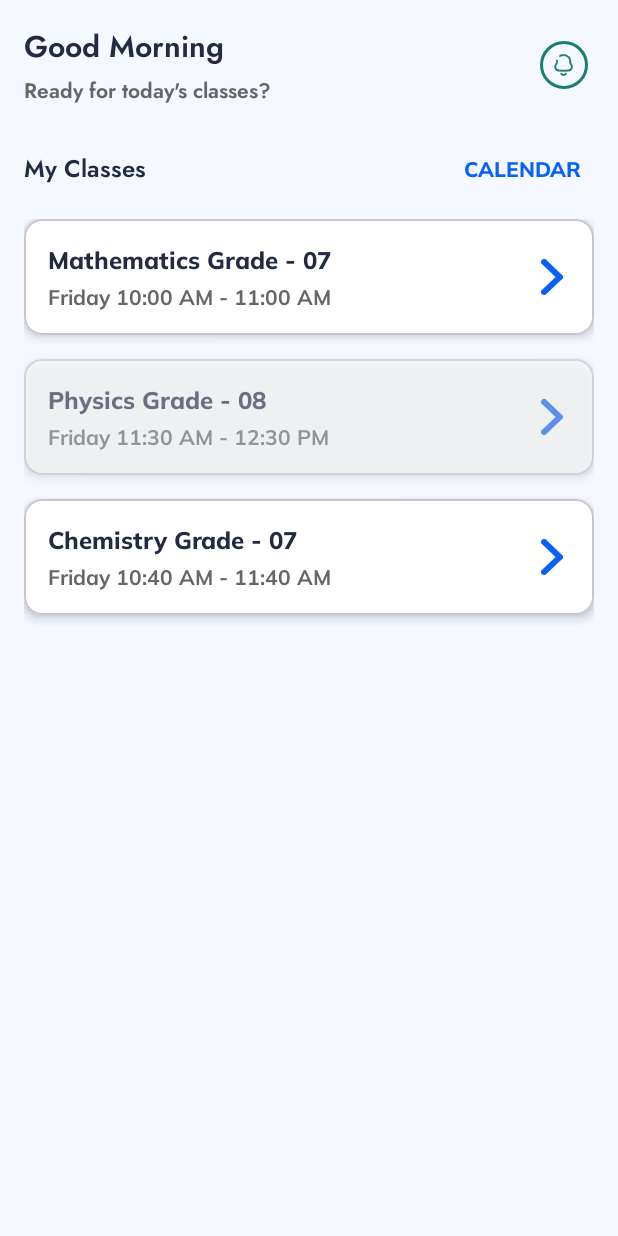
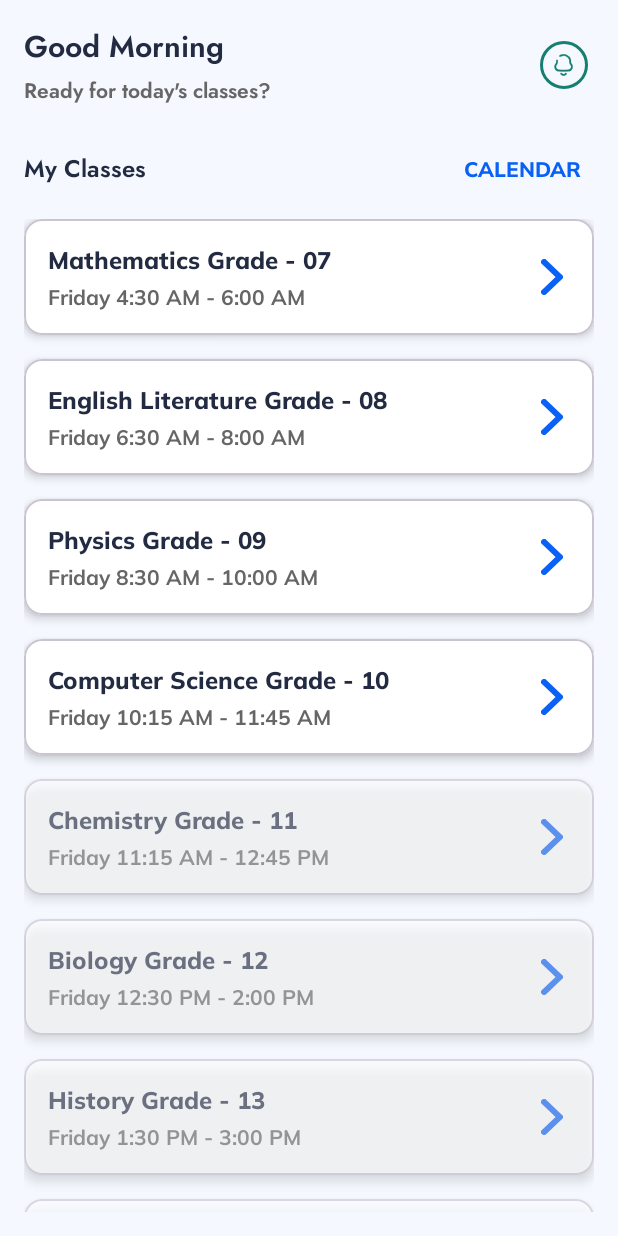
Before and after one commit to SEP490-SU25-G16/zentry-app, an Android app: the fragment StudentScheduleFragment shown on its own in the app's theme, on a phone screen of 412 x 824 dp. Run offline under Robolectric (Android 15) with nearby library versions, the phone set to English and light mode, and no system bars; 1 statement that could not run was skipped.

Commit message:
fix: mock data for schedule and fix ui stduent schedule fragment

```diff
--- a/app/src/main/java/vn/edu/fpt/zentryapp/student/ui/schedule/StudentScheduleFragment.java
+++ b/app/src/main/java/vn/edu/fpt/zentryapp/student/ui/schedule/StudentScheduleFragment.java
@@ -146,7 +146,6 @@ public class StudentScheduleFragment extends Fragment implements ScheduleAdapter
 
     @Override
     public void onScheduleClick(Schedule schedule) {
-        Toast.makeText(requireContext(), "Clicked: " + schedule.getClassNameWithGrade(), Toast.LENGTH_SHORT).show();
         navController.navigate(R.id.action_studentSchedule_to_classDetail);
         viewModel.onScheduleClicked(schedule);
     }
--- a/app/src/main/java/vn/edu/fpt/zentryapp/student/ui/schedule/StudentScheduleViewModel.java
+++ b/app/src/main/java/vn/edu/fpt/zentryapp/student/ui/schedule/StudentScheduleViewModel.java
@@ -139,47 +139,129 @@ public class StudentScheduleViewModel extends ViewModel {
     private List<Schedule> generateMockSchedules() {
         List<Schedule> schedules = new ArrayList<>();
 
-        // Get current time for testing
-        Calendar now = Calendar.getInstance();
         String currentDay = getCurrentDayName();
 
-        // Add a schedule for current time (should be clickable)
+        // ========== SCHEDULES ĐÃ QUA (Past) - Ở TRÊN ==========
+
+        // Schedule đã kết thúc từ sáng sớm
         schedules.add(new Schedule(
                 "SCH001",
                 "Mathematics",
                 "07",
                 currentDay,
-                getCurrentTimeFormatted(-30), // Started 30 minutes ago
-                getCurrentTimeFormatted(30),  // Ends in 30 minutes
+                getCurrentTimeFormatted(-360), // Started 6 hours ago (6:00 AM)
+                getCurrentTimeFormatted(-270), // Ended 4.5 hours ago (7:30 AM)
                 "BE-201",
                 "Nguyễn Văn A",
                 "MATH07"
         ));
 
-        // Add a schedule for later today (should not be clickable yet)
+        // Schedule đã kết thúc từ sáng
         schedules.add(new Schedule(
                 "SCH002",
-                "Physics",
+                "English Literature",
                 "08",
                 currentDay,
-                getCurrentTimeFormatted(60),  // Starts in 1 hour
-                getCurrentTimeFormatted(120), // Ends in 2 hours
+                getCurrentTimeFormatted(-240), // Started 4 hours ago (8:00 AM)
+                getCurrentTimeFormatted(-150), // Ended 2.5 hours ago (9:30 AM)
+                "BE-301",
+                "Phạm Thị D",
+                "ENG08"
+        ));
+
+        // Schedule vừa kết thúc gần đây
+        schedules.add(new Schedule(
+                "SCH003",
+                "Physics",
+                "09",
+                currentDay,
+                getCurrentTimeFormatted(-120), // Started 2 hours ago (10:00 AM)
+                getCurrentTimeFormatted(-30),  // Ended 30 minutes ago (11:30 AM)
                 "BE-203",
                 "Trần Thị B",
-                "PHY08"
+                "PHY09"
         ));
 
-        // Add a schedule that's about to start (should be clickable)
+        // ========== SCHEDULE HIỆN TẠI (Current) ==========
+
+        // Schedule đang diễn ra (clickable)
         schedules.add(new Schedule(
-                "SCH003",
+                "SCH004",
+                "Computer Science",
+                "10",
+                currentDay,
+                getCurrentTimeFormatted(-15), // Started 15 minutes ago
+                getCurrentTimeFormatted(75),  // Ends in 75 minutes
+                "BE-401",
+                "Lê Văn E",
+                "CS10"
+        ));
+
+        // ========== SCHEDULES CHƯA BẮT ĐẦU (Future) - Ở DƯỚI ==========
+
+        // Schedule sắp bắt đầu (gần kề - có thể clickable)
+        schedules.add(new Schedule(
+                "SCH005",
                 "Chemistry",
-                "07",
+                "11",
                 currentDay,
-                getCurrentTimeFormatted(10),  // Starts in 10 minutes
-                getCurrentTimeFormatted(70),  // Ends in 70 minutes
+                getCurrentTimeFormatted(45),  // Starts in 45 minutes
+                getCurrentTimeFormatted(135), // Ends in 2h 15m
                 "BE-105",
-                "Lê Văn C",
-                "CHEM07"
+                "Hoàng Văn F",
+                "CHEM11"
+        ));
+
+        // Schedule chiều
+        schedules.add(new Schedule(
+                "SCH006",
+                "Biology",
+                "12",
+                currentDay,
+                getCurrentTimeFormatted(120), // Starts in 2 hours
+                getCurrentTimeFormatted(210), // Ends in 3.5 hours
+                "BE-102",
+                "Ngô Thị G",
+                "BIO12"
+        ));
+
+        // Schedule muộn hơn
+        schedules.add(new Schedule(
+                "SCH007",
+                "History",
+                "13",
+                currentDay,
+                getCurrentTimeFormatted(180), // Starts in 3 hours
+                getCurrentTimeFormatted(270), // Ends in 4.5 hours
+                "BE-304",
+                "Đỗ Văn H",
+                "HIST13"
+        ));
+
+        // Schedule cuối ngày
+        schedules.add(new Schedule(
+                "SCH008",
+                "Art & Design",
+                "14",
+                currentDay,
+                getCurrentTimeFormatted(300), // Starts in 5 hours
+                getCurrentTimeFormatted(390), // Ends in 6.5 hours
+                "BE-501",
+                "Vũ Thị I",
+                "ART14"
+        ));
+
+        // Schedule tối
+        schedules.add(new Schedule(
+                "SCH009",
+                "Music Theory",
+                "15",
+                currentDay,
+                getCurrentTimeFormatted(420), // Starts in 7 hours
+                getCurrentTimeFormatted(510), // Ends in 8.5 hours
+                "BE-502",
+                "Bùi Văn K",
+                "MUS15"
         ));
 
         return schedules;
--- a/app/src/main/res/layout/fragment_student_schedule.xml
+++ b/app/src/main/res/layout/fragment_student_schedule.xml
@@ -1,63 +1,58 @@
 <?xml version="1.0" encoding="utf-8"?>
-<ScrollView xmlns:android="http://schemas.android.com/apk/res/android"
+<LinearLayout xmlns:android="http://schemas.android.com/apk/res/android"
     xmlns:app="http://schemas.android.com/apk/res-auto"
     android:id="@+id/svStudentScheduleRoot"
     android:layout_width="match_parent"
     android:layout_height="match_parent"
     android:background="#F5F9FF"
+    android:orientation="vertical"
     android:padding="16dp">
 
-    <LinearLayout
-        android:id="@+id/llStudentScheduleContent"
-        android:layout_width="match_parent"
-        android:layout_height="wrap_content"
-        android:orientation="vertical">
 
     <!-- Header -->
     <LinearLayout
         android:id="@+id/llStudentScheduleHeader"
         android:layout_width="match_parent"
         android:layout_height="wrap_content"
-            android:orientation="horizontal"
+        android:layout_marginBottom="24dp"
         android:gravity="center_vertical"
-            android:layout_marginBottom="24dp">
+        android:orientation="horizontal">
 
         <LinearLayout
             android:id="@+id/llStudentScheduleGreetingTexts"
             android:layout_width="0dp"
             android:layout_height="wrap_content"
             android:layout_weight="1"
-                android:orientation="vertical"
->
+            android:orientation="vertical">
 
             <TextView
                 android:id="@+id/tvStudentScheduleGreeting"
-                    android:fontFamily="@font/jostsemibold"
                 android:layout_width="wrap_content"
                 android:layout_height="wrap_content"
+                android:fontFamily="@font/jostsemibold"
                 android:text="Hi, Student"
+                android:textColor="#232B42"
                 android:textSize="20sp"
-                    android:textStyle="bold"
-                    android:textColor="#232B42" />
+                android:textStyle="bold" />
 
             <TextView
                 android:id="@+id/tvStudentScheduleSubGreeting"
-                    android:fontFamily="@font/jostsemibold"
-                    android:textStyle="bold"
                 android:layout_width="wrap_content"
                 android:layout_height="wrap_content"
+                android:layout_marginTop="4dp"
+                android:fontFamily="@font/jostsemibold"
                 android:text="Ready for today's classes?"
+                android:textColor="#666666"
                 android:textSize="14sp"
-                    android:textColor="#666666"
-                    android:layout_marginTop="4dp" />
+                android:textStyle="bold" />
         </LinearLayout>
 
         <ImageButton
             android:id="@+id/btnStudentScheduleNotification"
             android:layout_width="40dp"
             android:layout_height="40dp"
+            android:layout_gravity="center"
             android:background="?attr/selectableItemBackgroundBorderless"
-                android:layout_gravity="center"
             android:src="@drawable/ic_notification" />
     </LinearLayout>
 
@@ -75,34 +70,34 @@
         android:id="@+id/llStudentScheduleSectionTitle"
         android:layout_width="match_parent"
         android:layout_height="wrap_content"
+        android:gravity="center_vertical"
         android:orientation="horizontal"
-            android:gravity="center_vertical"
         android:paddingBottom="16dp">
 
         <TextView
             android:id="@+id/tvStudentScheduleSectionTitle"
-                android:fontFamily="@font/jostsemibold"
             android:layout_width="wrap_content"
             android:layout_height="wrap_content"
+            android:layout_weight="1"
+            android:fontFamily="@font/jostsemibold"
             android:text="My Classes"
+            android:textColor="#232B42"
             android:textSize="16sp"
-                android:textStyle="bold"
-                android:textColor="#232B42"
-                android:layout_weight="1" />
+            android:textStyle="bold" />
 
         <TextView
             android:id="@+id/tvStudentScheduleCalendar"
-                android:fontFamily="@font/mulishextrabold"
             android:layout_width="wrap_content"
             android:layout_height="wrap_content"
-                android:text="CALENDAR"
-                android:textSize="14sp"
-                android:textStyle="bold"
-                android:textColor="#0961F5"
-                android:foreground="?attr/selectableItemBackgroundBorderless"
             android:clickable="true"
             android:focusable="true"
-                android:padding="8dp" />
+            android:fontFamily="@font/mulishextrabold"
+            android:foreground="?attr/selectableItemBackgroundBorderless"
+            android:padding="8dp"
+            android:text="CALENDAR"
+            android:textColor="#0961F5"
+            android:textSize="14sp"
+            android:textStyle="bold" />
     </LinearLayout>
 
     <!-- Schedules RecyclerView -->
@@ -117,8 +112,8 @@
         android:id="@+id/layoutEmptyState"
         android:layout_width="match_parent"
         android:layout_height="wrap_content"
+        android:gravity="center"
         android:orientation="vertical"
-            android:gravity="center"
         android:padding="32dp"
         android:visibility="gone">
 
@@ -126,18 +121,17 @@
             android:layout_width="wrap_content"
             android:layout_height="wrap_content"
             android:text="No classes scheduled"
-                android:textSize="16sp"
-                android:textColor="#666666" />
+            android:textColor="#666666"
+            android:textSize="16sp" />
 
         <TextView
             android:layout_width="wrap_content"
             android:layout_height="wrap_content"
+            android:layout_marginTop="8dp"
             android:text="Your class schedule will appear here"
-                android:textSize="14sp"
             android:textColor="#999999"
-                android:layout_marginTop="8dp" />
+            android:textSize="14sp" />
 
     </LinearLayout>
 
 </LinearLayout>
-</ScrollView>
```
Lines whose indentation alone changed are shown as unchanged.
